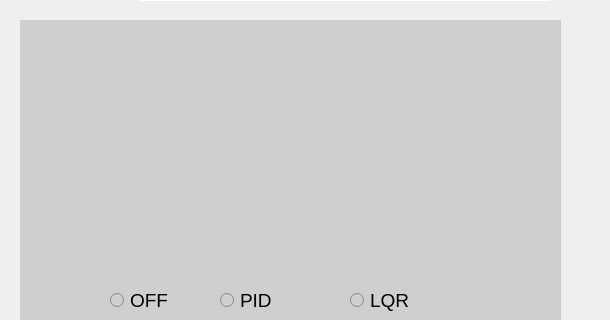
HugoFM2/BallAndPlate, file GUI/Integrado.ui: the form before one commit; both pictures show x 670 to 1280 and y 220 to 540 of the 1280 by 720 pixel window.
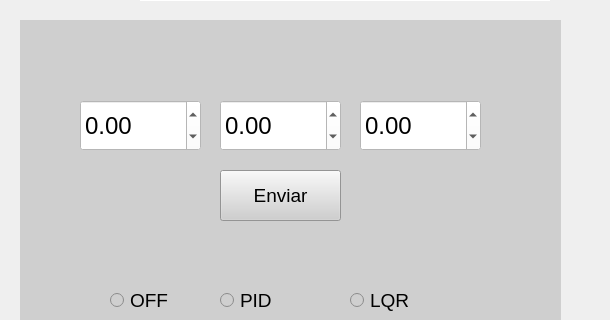
The form after the commit.

```diff
--- a/GUI/Integrado.ui
+++ b/GUI/Integrado.ui
@@ -1435,6 +1435,120 @@
          <string notr="true">buttonGroup_2</string>
         </attribute>
        </widget>
+       <widget class="QDoubleSpinBox" name="KpValue">
+        <property name="geometry">
+         <rect>
+          <x>60</x>
+          <y>80</y>
+          <width>121</width>
+          <height>51</height>
+         </rect>
+        </property>
+        <property name="font">
+         <font>
+          <pointsize>18</pointsize>
+          <strikeout>false</strikeout>
+         </font>
+        </property>
+        <property name="styleSheet">
+         <string notr="true">background-color: rgb(255, 255, 255);
+</string>
+        </property>
+        <property name="keyboardTracking">
+         <bool>true</bool>
+        </property>
+        <property name="minimum">
+         <double>-20.000000000000000</double>
+        </property>
+        <property name="maximum">
+         <double>20.000000000000000</double>
+        </property>
+        <property name="singleStep">
+         <double>0.500000000000000</double>
+        </property>
+       </widget>
+       <widget class="QDoubleSpinBox" name="KiValue">
+        <property name="geometry">
+         <rect>
+          <x>200</x>
+          <y>80</y>
+          <width>121</width>
+          <height>51</height>
+         </rect>
+        </property>
+        <property name="font">
+         <font>
+          <pointsize>18</pointsize>
+          <strikeout>false</strikeout>
+         </font>
+        </property>
+        <property name="styleSheet">
+         <string notr="true">background-color: rgb(255, 255, 255);
+</string>
+        </property>
+        <property name="keyboardTracking">
+         <bool>true</bool>
+        </property>
+        <property name="minimum">
+         <double>-20.000000000000000</double>
+        </property>
+        <property name="maximum">
+         <double>20.000000000000000</double>
+        </property>
+        <property name="singleStep">
+         <double>0.500000000000000</double>
+        </property>
+       </widget>
+       <widget class="QDoubleSpinBox" name="KdValue">
+        <property name="geometry">
+         <rect>
+          <x>340</x>
+          <y>80</y>
+          <width>121</width>
+          <height>51</height>
+         </rect>
+        </property>
+        <property name="font">
+         <font>
+          <pointsize>18</pointsize>
+          <strikeout>false</strikeout>
+         </font>
+        </property>
+        <property name="styleSheet">
+         <string notr="true">background-color: rgb(255, 255, 255);
+</string>
+        </property>
+        <property name="keyboardTracking">
+         <bool>true</bool>
+        </property>
+        <property name="minimum">
+         <double>-20.000000000000000</double>
+        </property>
+        <property name="maximum">
+         <double>20.000000000000000</double>
+        </property>
+        <property name="singleStep">
+         <double>0.500000000000000</double>
+        </property>
+       </widget>
+       <widget class="QPushButton" name="SetPIDValues">
+        <property name="geometry">
+         <rect>
+          <x>200</x>
+          <y>150</y>
+          <width>121</width>
+          <height>51</height>
+         </rect>
+        </property>
+        <property name="font">
+         <font>
+          <pointsize>14</pointsize>
+         </font>
+        </property>
+        <property name="text">
+         <string>Enviar</string>
+        </property>
+       </widget>
       </widget>
      </widget>
      <widget class="QRadioButton" name="ManualMode_Surface">
```
Left out of the diff: 14 changed lines with no effect on the pictures.
